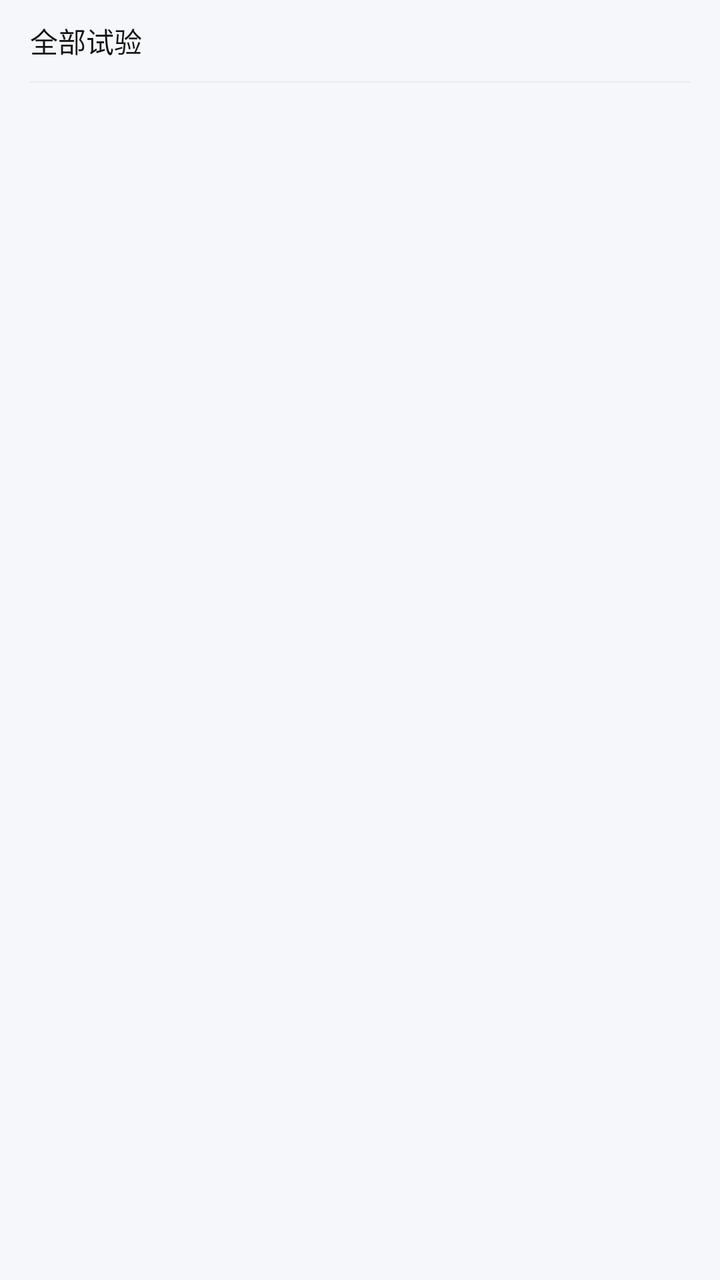
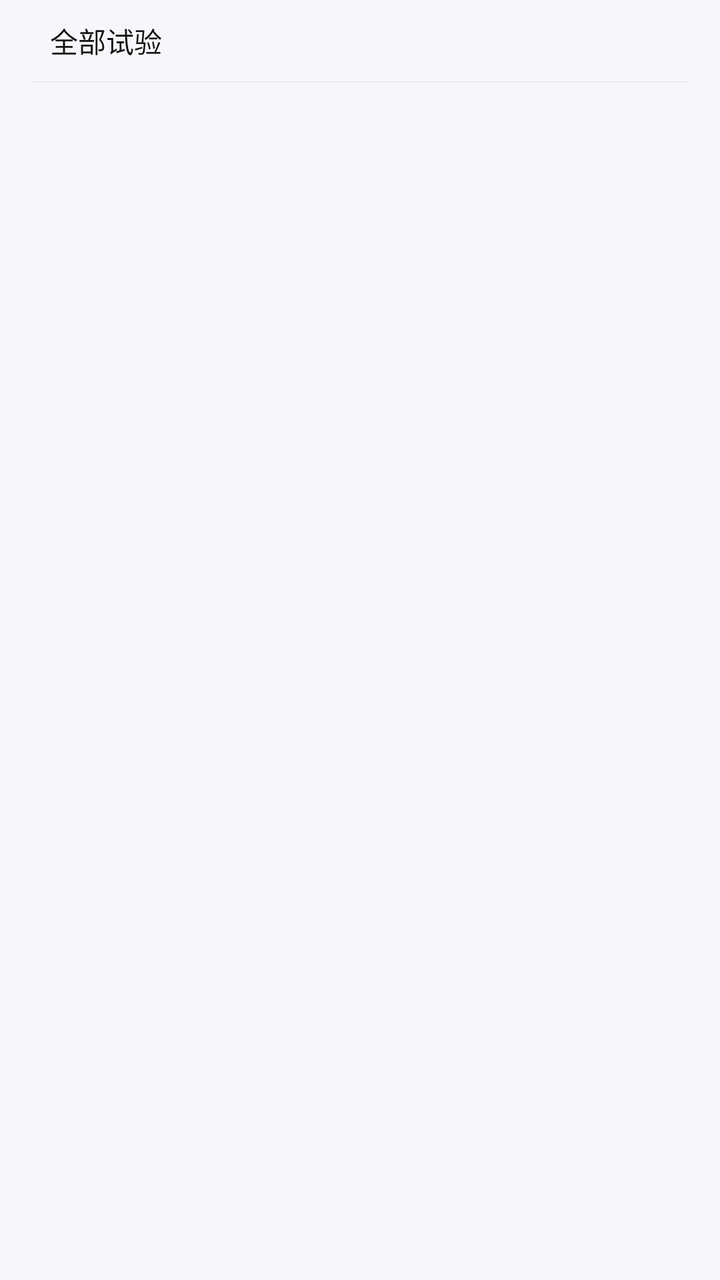

Compare the two renders of this Android layout. The source of the first and the diff that turns it into the second are given below.
<!-- AndroidManifest.xml: application theme Theme.AppCompat.Light.NoActionBar -->
<!-- res/layout/item_test_kind.xml -->
<?xml version="1.0" encoding="utf-8"?>
<LinearLayout xmlns:android="http://schemas.android.com/apk/res/android"
    android:layout_width="match_parent"
    android:layout_height="match_parent"
    android:orientation="vertical"
    android:background="@color/color_bg"
    android:paddingRight="@dimen/space_15"
    android:paddingLeft="@dimen/space_15">

    <TextView
        android:id="@+id/item_testKindName"
        android:layout_width="match_parent"
        android:layout_height="wrap_content"
        android:layout_marginTop="@dimen/space_10"
        android:layout_marginRight="@dimen/space_10"
        android:text="全部试验"
        android:textColor="@color/color_black"
        android:textSize="@dimen/text_size_14" />
    <View
        android:layout_width="match_parent"
        android:layout_height="0.5dp"
        android:background="#EAEAEA"
        android:layout_marginBottom="@dimen/space_1"
        android:layout_marginTop="@dimen/space_10"/>

</LinearLayout>
<!-- resources referenced by this layout -->
<resources>
  <color name="color_bg">#f5f7fa</color>
  <color name="color_black">#151515</color>
  <dimen name="space_1">1dp</dimen>
  <dimen name="space_10">10dp</dimen>
  <dimen name="space_15">15dp</dimen>
  <dimen name="text_size_14">14sp</dimen>
</resources>

<!-- the commit's change to res/layout/item_test_kind.xml (unified diff, before → after) -->
@@ -12,6 +12,7 @@
         android:layout_width="match_parent"
         android:layout_height="wrap_content"
         android:layout_marginTop="@dimen/space_10"
+        android:layout_marginLeft="@dimen/space_10"
         android:layout_marginRight="@dimen/space_10"
         android:text="全部试验"
         android:textColor="@color/color_black"
